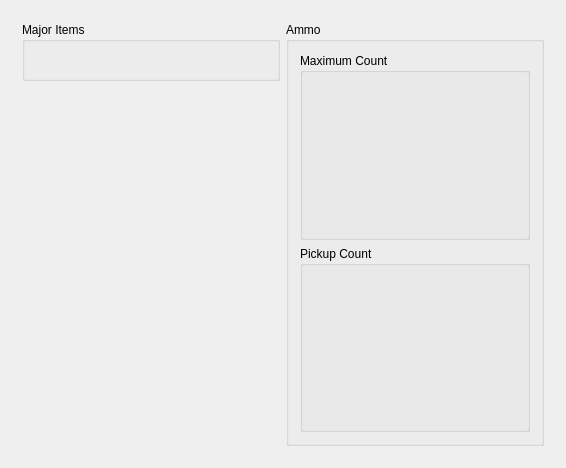
Old version of the form randovania/gui/main_rules.ui in the repository randovania/randovania.
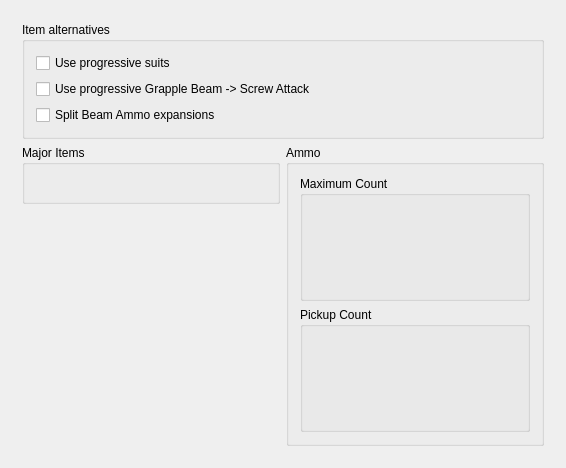
New version of the form.

Commit message: Add explicit toggles for choosing Progressive Suits, Grapple, Slit Beam Ammo

What changed in the file:
```diff
--- a/randovania/gui/main_rules.ui
+++ b/randovania/gui/main_rules.ui
@@ -54,32 +54,7 @@
         </rect>
        </property>
        <layout class="QGridLayout" name="gridLayout">
-        <item row="0" column="1" rowspan="2">
-         <widget class="QGroupBox" name="ammo_box">
-          <property name="title">
-           <string>Ammo</string>
-          </property>
-          <layout class="QVBoxLayout" name="verticalLayout_2">
-           <item>
-            <widget class="QGroupBox" name="maximum_count_box">
-             <property name="title">
-              <string>Maximum Count</string>
-             </property>
-             <layout class="QGridLayout" name="maximum_count_layout"/>
-            </widget>
-           </item>
-           <item>
-            <widget class="QGroupBox" name="pickup_count_box">
-             <property name="title">
-              <string>Pickup Count</string>
-             </property>
-             <layout class="QGridLayout" name="pickup_count_layout"/>
-            </widget>
-           </item>
-          </layout>
-         </widget>
-        </item>
-        <item row="0" column="0">
+        <item row="1" column="0">
          <widget class="QGroupBox" name="major_items_box">
           <property name="sizePolicy">
            <sizepolicy hsizetype="Preferred" vsizetype="Fixed">
@@ -113,6 +88,76 @@
           </layout>
          </widget>
         </item>
+        <item row="1" column="1" rowspan="2">
+         <widget class="QGroupBox" name="ammo_box">
+          <property name="title">
+           <string>Ammo</string>
+          </property>
+          <layout class="QVBoxLayout" name="verticalLayout_2">
+           <item>
+            <widget class="QGroupBox" name="maximum_count_box">
+             <property name="title">
+              <string>Maximum Count</string>
+             </property>
+             <layout class="QGridLayout" name="maximum_count_layout"/>
+            </widget>
+           </item>
+           <item>
+            <widget class="QGroupBox" name="pickup_count_box">
+             <property name="title">
+              <string>Pickup Count</string>
+             </property>
+             <layout class="QGridLayout" name="pickup_count_layout"/>
+            </widget>
+           </item>
+          </layout>
+         </widget>
+        </item>
+        <item row="0" column="0" colspan="2">
+         <widget class="QGroupBox" name="item_alternative_box">
+          <property name="sizePolicy">
+           <sizepolicy hsizetype="Preferred" vsizetype="Fixed">
+            <horstretch>0</horstretch>
+            <verstretch>0</verstretch>
+           </sizepolicy>
+          </property>
+          <property name="title">
+           <string>Item alternatives</string>
+          </property>
+          <layout class="QVBoxLayout" name="verticalLayout_3">
+           <item>
+            <widget class="QCheckBox" name="progressive_suit_check">
+             <property name="toolTip">
+              <string>&lt;html&gt;&lt;head/&gt;&lt;body&gt;&lt;p&gt;Instead of there being a Dark Suit and a Light Suit pickups, there will instead be two Progressive Suit pickups.&lt;/p&gt;&lt;p&gt;Picking the first one gives you Dark Suit, while the second one gives Light Suit. This ensures you always get Dark Suit before.&lt;/p&gt;&lt;/body&gt;&lt;/html&gt;</string>
+             </property>
+             <property name="text">
+              <string>Use progressive suits</string>
+             </property>
+            </widget>
+           </item>
+           <item>
+            <widget class="QCheckBox" name="progressive_grapple_check">
+             <property name="toolTip">
+              <string>&lt;html&gt;&lt;head/&gt;&lt;body&gt;&lt;p&gt;This groups Grapple Beam and Screw Attack into a progressive item pair: the first one always gives Grapple Beam, with the second one always being Screw Attack.&lt;/p&gt;&lt;p&gt;Warning: the model for this item pair will always be Grapple Beam.&lt;/p&gt;&lt;/body&gt;&lt;/html&gt;</string>
+             </property>
+             <property name="text">
+              <string>Use progressive Grapple Beam -&gt; Screw Attack</string>
+             </property>
+            </widget>
+           </item>
+           <item>
+            <widget class="QCheckBox" name="split_ammo_check">
+             <property name="toolTip">
+              <string>&lt;html&gt;&lt;head/&gt;&lt;body&gt;&lt;p&gt;Splits the Beam Ammo Expansion pickups into two different pickups: Light Ammo Expansion and Dark Ammo Expansion.&lt;/p&gt;&lt;/body&gt;&lt;/html&gt;</string>
+             </property>
+             <property name="text">
+              <string>Split Beam Ammo expansions</string>
+             </property>
+            </widget>
+           </item>
+          </layout>
+         </widget>
+        </item>
        </layout>
       </widget>
      </widget>
```
The commit also changes 6 other files.
